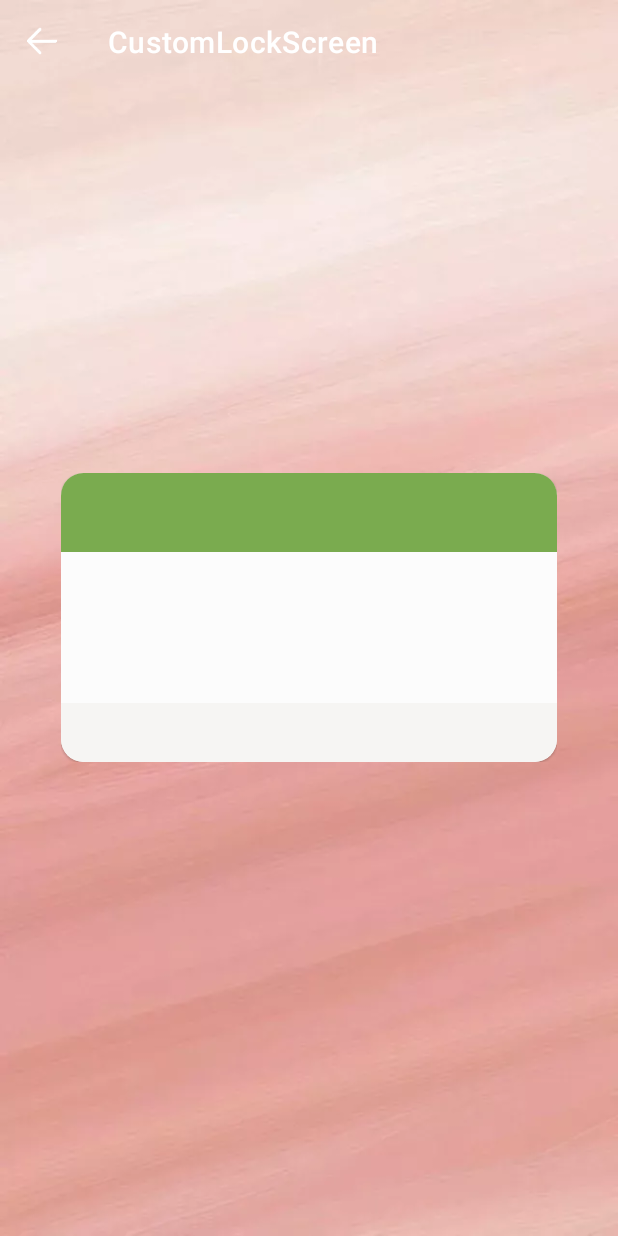
After one commit to rachel-lly/CustomLockScreen, an Android app: the DetailActivity screen opened directly, with no data from a screen before it, on a phone screen of 412 x 824 dp. The commit adds this screen. Run offline under Robolectric (Android 15) with nearby library versions, the phone set to English and light mode, and no system bars.

Commit message:
Detail Acticity

```diff
--- a/app/src/main/AndroidManifest.xml
+++ b/app/src/main/AndroidManifest.xml
@@ -9,7 +9,7 @@
         android:roundIcon="@mipmap/ic_launcher_round"
         android:supportsRtl="true"
         android:theme="@style/AppTheme">
-
+        <activity android:name=".DetailActivity"></activity>
         <activity android:name=".HomeActivity">
             <intent-filter>
                 <action android:name="android.intent.action.MAIN" />
--- /dev/null
+++ b/app/src/main/java/com/example/customlockscreen/DetailActivity.kt
@@ -0,0 +1,85 @@
+package com.example.customlockscreen
+
+import android.graphics.Color
+import android.os.Build
+import android.os.Bundle
+import android.view.View
+import android.view.ViewGroup
+import android.view.Window
+import android.view.WindowManager
+import androidx.appcompat.app.AppCompatActivity
+import com.example.customlockscreen.databinding.ActivityDetailBinding
+
+
+const val LABEL_DAY = "LABEL_DAY"
+const val LABEL_TEXT = "LABEL_TEXT"
+const val LABEL_DATE = "LABEL_DATE"
+
+class DetailActivity : AppCompatActivity() {
+
+    private lateinit var binding : ActivityDetailBinding
+
+
+    override fun onCreate(savedInstanceState: Bundle?) {
+        super.onCreate(savedInstanceState)
+
+        binding = ActivityDetailBinding.inflate(layoutInflater)
+
+        setSupportActionBar(binding.detailToolbar)
+        binding.detailToolbar.setTitleTextColor(Color.WHITE)
+
+
+        steepStatusBar()
+
+
+
+
+
+        binding.detailToolbar.setNavigationIcon(R.mipmap.back)
+
+        binding.detailToolbar.setNavigationOnClickListener {
+            finish()
+        }
+
+        binding.detailCard.labelText.text = intent?.getStringExtra(LABEL_TEXT)
+        binding.detailCard.labelDate.text = intent?.getStringExtra(LABEL_DATE)
+        binding.detailCard.labelDay.text = intent?.getStringExtra(LABEL_DAY)
+
+
+        setContentView(binding.root)
+    }
+
+    private fun steepStatusBar() {
+
+
+        var release=Build.MODEL
+        if (release!=null){
+            if (release.contains("HUAWEI")){
+
+                window.addFlags(WindowManager.LayoutParams.FLAG_TRANSLUCENT_STATUS)
+            }
+
+        }
+
+        if (Build.VERSION.SDK_INT >= Build.VERSION_CODES.LOLLIPOP) {
+            //5.x开始需要把颜色设置透明，否则导航栏会呈现系统默认的浅灰色
+
+            var  decorView = window.decorView
+            //两个 flag 要结合使用，表示让应用的主体内容占用系统状态栏的空间
+            var option = (View.SYSTEM_UI_FLAG_LAYOUT_FULLSCREEN
+                    or View.SYSTEM_UI_FLAG_LAYOUT_STABLE)
+            decorView.systemUiVisibility = option
+            window.addFlags(WindowManager.LayoutParams.FLAG_DRAWS_SYSTEM_BAR_BACKGROUNDS)
+            window.statusBarColor = Color.TRANSPARENT
+        } else {
+
+            var attributes = window.attributes
+            var  flagTranslucentStatus = WindowManager.LayoutParams.FLAG_TRANSLUCENT_STATUS
+            var  flagTranslucentNavigation = WindowManager.LayoutParams.FLAG_TRANSLUCENT_NAVIGATION
+            attributes.flags = flagTranslucentStatus
+            attributes.flags = flagTranslucentNavigation
+            window.attributes = attributes
+        }
+
+    }
+}
--- a/app/src/main/java/com/example/customlockscreen/HomeActivity.kt
+++ b/app/src/main/java/com/example/customlockscreen/HomeActivity.kt
@@ -2,18 +2,12 @@ package com.example.customlockscreen
 
 import androidx.appcompat.app.AppCompatActivity
 import android.os.Bundle
-import android.view.Menu
-import android.view.MenuItem
 import androidx.fragment.app.Fragment
 import androidx.viewpager2.widget.ViewPager2
 import com.example.customlockscreen.Fragment.AddNoteFragment
 
 import com.example.customlockscreen.Fragment.NoteListFragment
 import com.example.customlockscreen.databinding.ActivityHomeBinding
-
-private const val LINEAR_LIST = "LINEAR_LIST"
-private const val GRID_LIST = "GRID_LIST"
-
 
 class HomeActivity : AppCompatActivity() {
 
--- /dev/null
+++ b/app/src/main/res/layout/activity_detail.xml
@@ -0,0 +1,29 @@
+<?xml version="1.0" encoding="utf-8"?>
+<RelativeLayout
+    xmlns:android="http://schemas.android.com/apk/res/android"
+    xmlns:app="http://schemas.android.com/apk/res-auto"
+    xmlns:tools="http://schemas.android.com/tools"
+    android:layout_width="match_parent"
+    android:layout_height="match_parent"
+    tools:context=".DetailActivity"
+    android:background="@drawable/bg"
+    android:clipToPadding="true"
+    android:fitsSystemWindows="true">
+
+    <androidx.appcompat.widget.Toolbar
+        android:id="@+id/detail_toolbar"
+        android:layout_width="match_parent"
+        android:layout_height="?android:attr/actionBarSize"
+        />
+
+    <include
+        android:id="@+id/detail_card"
+        layout="@layout/card_item_grid"
+        android:layout_width="wrap_content"
+        android:layout_height="wrap_content"
+        android:layout_centerVertical="true"
+        android:layout_marginStart="35dp"
+        android:layout_marginEnd="35dp"
+        />
+
+</RelativeLayout>
```
Also changed, not shown: app/src/main/java/com/example/customlockscreen/Fragment/MineFragment.kt (added, +58 -0 lines), app/src/main/java/com/example/customlockscreen/Fragment/MoreFragment.kt (added, +60 -0 lines), app/src/main/java/com/example/customlockscreen/LabelGridAdapter.kt (+9 -8 lines), app/src/main/java/com/example/customlockscreen/LabelLinearAdapter.kt (+9 -7 lines), app/src/main/res/layout/fragment_mine.xml (added, +14 -0 lines), app/src/main/res/layout/fragment_more.xml (added, +14 -0 lines), app/src/main/res/menu/home_navigation_view.xml (+4 -4 lines), app/src/main/res/drawable/bg.webp, app/src/main/res/mipmap-xxxhdpi/back.png (added).
